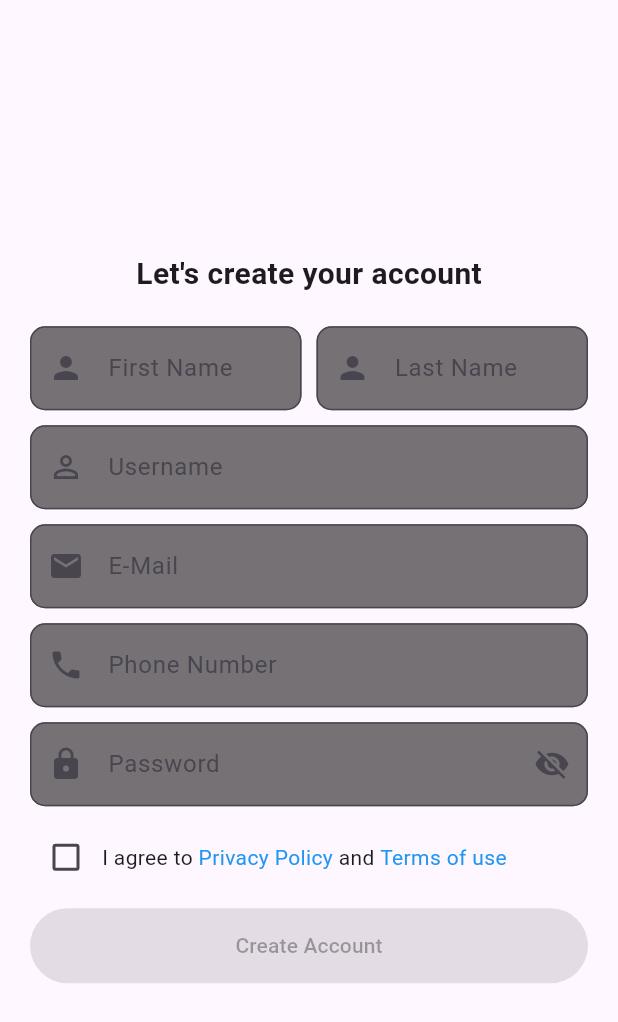
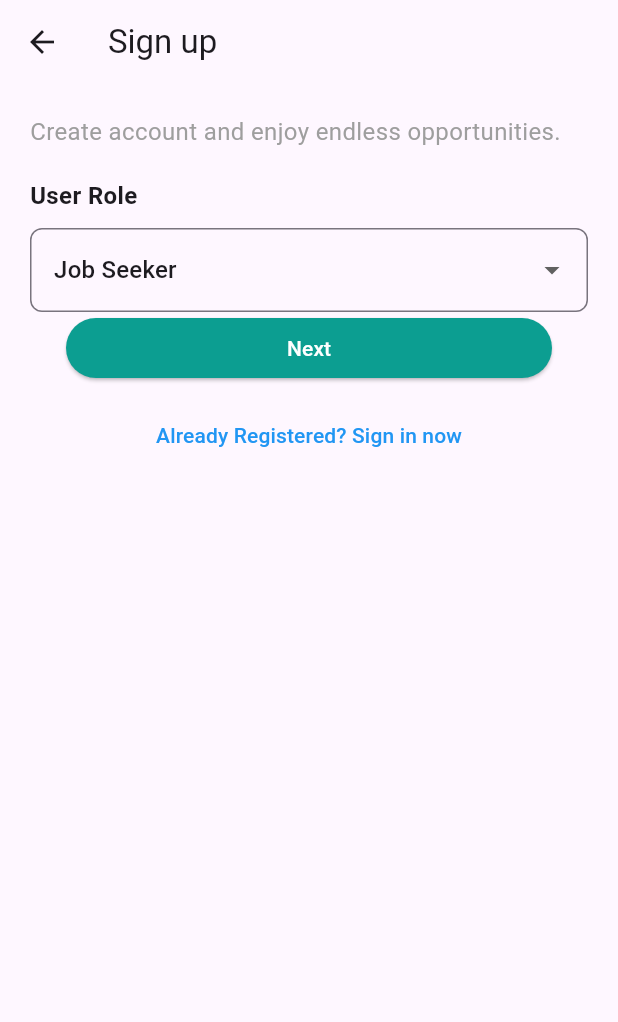
Before and after one commit to TalentLink-Software-GP/talentlink-frontend, a Flutter app: the ChooseAuthPage screen opened directly, after a tap on "SignUp", on a phone screen of 412 x 824 dp. Shown: the top 1022 px of the screen. Run offline on Flutter 3.47's test engine with Material 3 defaults, Android fonts, the phone set to English and light mode, and no system bars; our stand-ins replace jwt_decoder.

Commit message:
signUpdate+role (#12)

```diff
--- a/talent_link/lib/main.dart
+++ b/talent_link/lib/main.dart
@@ -73,6 +73,7 @@
   @override
   Widget build(BuildContext context) {
     return MaterialApp(
+      debugShowCheckedModeBanner: false,
       initialRoute: '/',
       routes: {
         '/': (context) => const StartupPage(),
--- a/talent_link/lib/widgets/choose_auth-page.dart
+++ b/talent_link/lib/widgets/choose_auth-page.dart
@@ -2,6 +2,7 @@ import 'package:flutter/material.dart';
 import 'package:talent_link/widgets/button.dart';
 import 'package:talent_link/widgets/login_page.dart';
 import 'package:talent_link/widgets/signup_page.dart';
+import 'package:talent_link/widgets/sign_up_choose_positions.dart';
 
 import 'package:talent_link/widgets/ForgotAccountScreen.dart';
 
@@ -51,7 +52,7 @@ class _ChooseAuthPageState extends State<ChooseAuthPage> {
               onPressed: () {
                 Navigator.push(
                   context,
-                  MaterialPageRoute(builder: (context) => SignUpScreen()),
+                  MaterialPageRoute(builder: (context) => ChoosePositions()),
                 );
               },
             ),
--- a/talent_link/lib/widgets/login_page.dart
+++ b/talent_link/lib/widgets/login_page.dart
@@ -1,7 +1,8 @@
 import 'package:flutter/material.dart';
 import 'package:talent_link/widgets/button.dart';
 import 'package:talent_link/widgets/home_page.dart';
-import 'package:talent_link/widgets/signup_page.dart';
+import 'package:talent_link/widgets/sign_up_choose_positions.dart';
+
 import 'package:talent_link/widgets/text_field.dart';
 import 'dart:convert';
 import 'package:http/http.dart' as http;
@@ -27,6 +28,7 @@ class _LoginPageState extends State<LoginPage> {
   @override
   Widget build(BuildContext context) {
     return MaterialApp(
+      showSemanticsDebugger: false,
       debugShowCheckedModeBanner: false,
       home: Scaffold(
         body: Column(
@@ -50,7 +52,6 @@ class _LoginPageState extends State<LoginPage> {
               textLable: "Password",
               obscureText: true,
             ),
-            TextButton(onPressed: () {}, child: Text("Forget Password?")),
             BaseButton(
               text: "Login",
               onPressed: () async {
@@ -92,7 +93,7 @@ class _LoginPageState extends State<LoginPage> {
               onPressed: () {
                 Navigator.push(
                   context,
-                  MaterialPageRoute(builder: (context) => SignUpScreen()),
+                  MaterialPageRoute(builder: (context) => ChoosePositions()),
                 );
               },
             ),
--- /dev/null
+++ b/talent_link/lib/widgets/sign_up_choose_positions.dart
@@ -0,0 +1,83 @@
+import 'package:flutter/material.dart';
+import 'package:talent_link/widgets/button.dart';
+import 'package:talent_link/widgets/login_page.dart';
+import 'package:talent_link/widgets/signup_page.dart';
+import 'package:talent_link/widgets/signup_userDetails.dart';
+
+class ChoosePositions extends StatefulWidget {
+  const ChoosePositions({super.key});
+
+  @override
+  ChoosePositionsScreen createState() => ChoosePositionsScreen();
+}
+
+class ChoosePositionsScreen extends State<ChoosePositions> {
+  String selectedRole = 'Job Seeker';
+  List<String> roles = ['Job Seeker', 'Freelancer', 'Organization'];
+
+  @override
+  Widget build(BuildContext context) {
+    return Scaffold(
+      appBar: AppBar(title: const Text('Sign up')),
+      body: Padding(
+        padding: const EdgeInsets.all(20.0),
+        child: Column(
+          crossAxisAlignment: CrossAxisAlignment.start,
+          children: [
+            const Text(
+              'Create account and enjoy endless opportunities.',
+              style: TextStyle(fontSize: 16.0, color: Colors.grey),
+            ),
+            const SizedBox(height: 20.0),
+            const Text(
+              'User Role',
+              style: TextStyle(fontSize: 16.0, fontWeight: FontWeight.bold),
+            ),
+            const SizedBox(height: 10.0),
+            DropdownButtonFormField(
+              value: selectedRole,
+              items:
+                  roles.map((role) {
+                    return DropdownMenuItem(value: role, child: Text(role));
+                  }).toList(),
+              onChanged: (value) {
+                setState(() {
+                  selectedRole = value!;
+                });
+              },
+              decoration: InputDecoration(
+                border: OutlineInputBorder(
+                  borderRadius: BorderRadius.circular(8.0),
+                ),
+              ),
+            ),
+            BaseButton(
+              text: "Next",
+              onPressed: () {
+                Navigator.push(
+                  context,
+                  MaterialPageRoute(builder: (context) => UserDetailsScreen()),
+                );
+              },
+            ),
+            const SizedBox(height: 10.0),
+            Center(
+              child: TextButton(
+                onPressed: () {
+                  Navigator.push(
+                    context,
+                    MaterialPageRoute(builder: (context) => LoginPage()),
+                  );
+                },
+                child: const Text(
+                  'Already Registered? Sign in now',
+                  style: TextStyle(color: Colors.blue),
+                ),
+              ),
+            ),
+          ],
+        ),
+      ),
+    );
+  }
+}
--- a/talent_link/lib/widgets/signup_page.dart
+++ b/talent_link/lib/widgets/signup_page.dart
@@ -12,7 +12,7 @@ class SignUpScreen extends StatefulWidget {
 }
 
 class _SignUpScreenState extends State<SignUpScreen> {
-  final _formKey = GlobalKey<FormState>(); // Form key for validation
+  final _formKey = GlobalKey<FormState>();
 
   bool agreeToTerms = false;
   bool _obscurePassword = true;
@@ -69,7 +69,6 @@ class _SignUpScreenState extends State<SignUpScreen> {
     }
   }
 
-  // Function to handle the deep link (call after registration)
   void _handleDeepLink(String link) {
     Uri uri = Uri.parse(link);
     if (uri.pathSegments.contains('verify') &&
```
Also changed, not shown: talent_link/lib/widgets/signup_userDetails.dart (added, +169 -0 lines), 3 other files.
